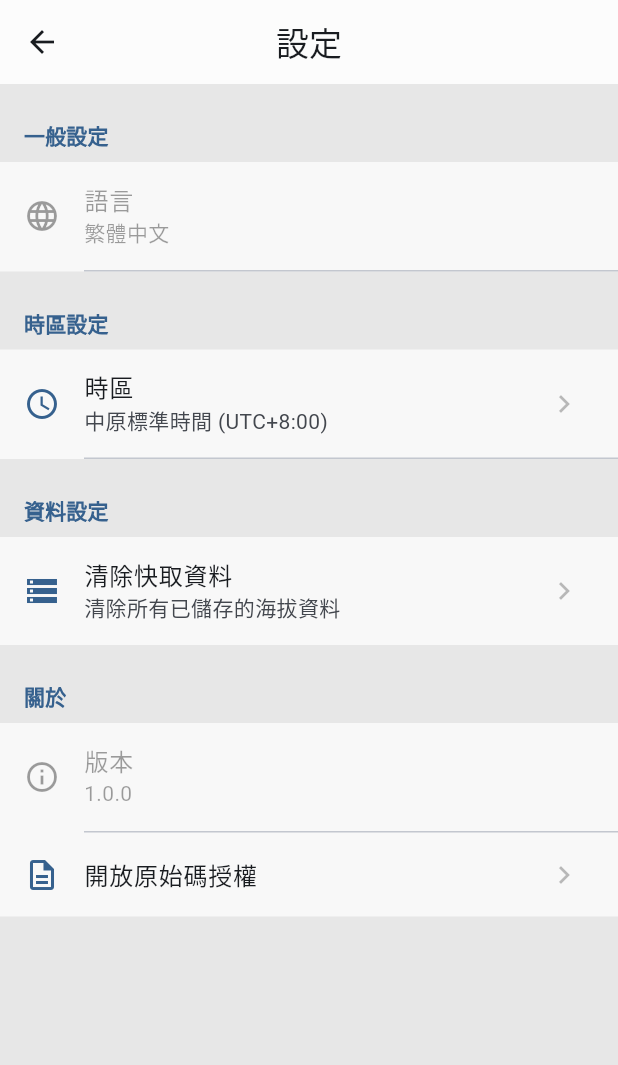
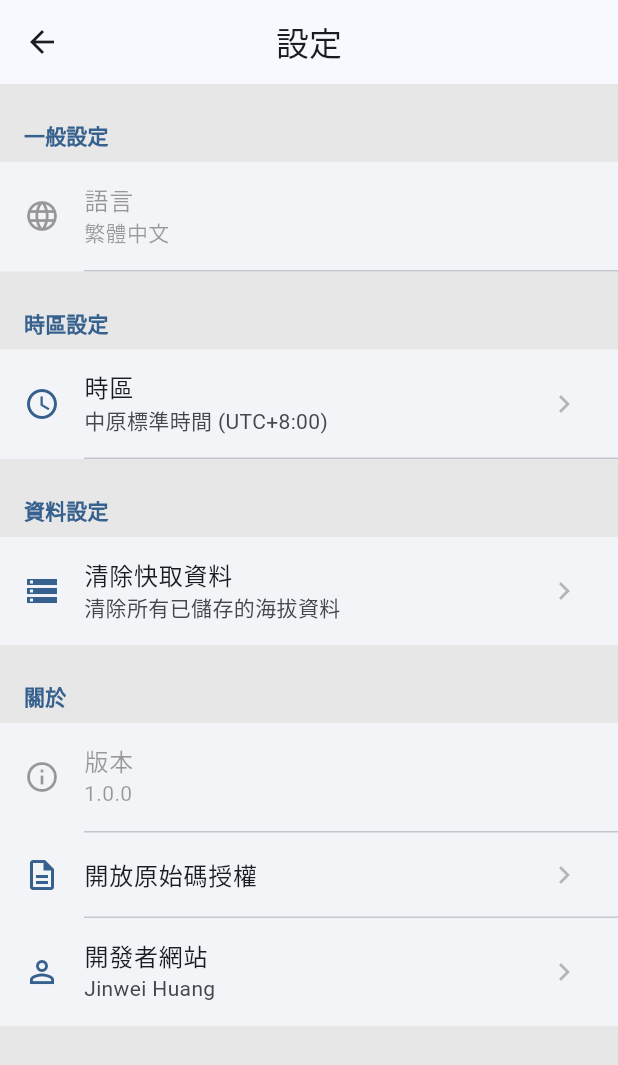
Before and after one commit to jinweihuang20/elevation_checker, a Flutter app: the SettingsScreen screen opened directly, on a phone screen of 412 x 824 dp. Shown: the top 1065 px of the screen. Run offline on Flutter 3.47's test engine with Material 3 defaults, Android fonts, the light colour scheme and no system bars; our stand-ins replace flutter_map, geolocator, latlong2, shared_preferences; accounts and stored records are empty.

Commit message:
✨ 更新：新增 URL 處理功能與 UI 優化
- 在 AndroidManifest.xml 中新增 intent-filter，以支援處理 HTTP 和 HTTPS 連結。
- 在設定畫面中新增開發者網站連結，並實作 URL 啟動功能。
- 優化設定畫面的 UI，調整顏色與佈局以符合主題設計。

```diff
--- a/lib/screens/settings_screen.dart
+++ b/lib/screens/settings_screen.dart
@@ -1,5 +1,6 @@
 import 'package:flutter/material.dart';
 import 'package:provider/provider.dart';
+import 'package:url_launcher/url_launcher.dart';
 import '../services/timezone_service.dart';
 import '../models/timezone_data.dart';
 import '../services/elevation_cache_service.dart';
@@ -40,6 +41,51 @@ class SettingsScreen extends StatelessWidget {
         ),
       ),
     );
+  }
+
+  Future<void> _launchURL(BuildContext context, String urlString) async {
+    final url = Uri.parse(urlString);
+    try {
+      if (await canLaunchUrl(url)) {
+        final result = await launchUrl(
+          url,
+          mode: LaunchMode.externalApplication,
+          webViewConfiguration: const WebViewConfiguration(
+            enableJavaScript: true,
+            enableDomStorage: true,
+          ),
+        );
+
+        if (!result) {
+          if (context.mounted) {
+            ScaffoldMessenger.of(context).showSnackBar(
+              const SnackBar(
+                content: Text('無法開啟連結：瀏覽器啟動失敗'),
+                duration: Duration(seconds: 2),
+              ),
+            );
+          }
+        }
+      } else {
+        if (context.mounted) {
+          ScaffoldMessenger.of(context).showSnackBar(
+            SnackBar(
+              content: Text('無法開啟連結：${url.toString()}'),
+              duration: const Duration(seconds: 2),
+            ),
+          );
+        }
+      }
+    } catch (e) {
+      if (context.mounted) {
+        ScaffoldMessenger.of(context).showSnackBar(
+          SnackBar(
+            content: Text('開啟連結時發生錯誤：${e.toString()}'),
+            duration: const Duration(seconds: 2),
+          ),
+        );
+      }
+    }
   }
 
   Future<void> _showClearCacheConfirmation(BuildContext context) async {
@@ -84,13 +130,13 @@ class SettingsScreen extends StatelessWidget {
     final timezoneService = context.watch<TimezoneService>();
 
     return Scaffold(
-      backgroundColor: const Color.fromARGB(255, 231, 231, 231),
       appBar: AppBar(
         title: const Text('設定'),
         centerTitle: true,
-        backgroundColor: Colors.white.withOpacity(0.89),
+        backgroundColor: Theme.of(context).appBarTheme.backgroundColor,
         elevation: 0,
       ),
+      backgroundColor: const Color.fromARGB(255, 231, 231, 231),
       body: ListView(
         children: [
           const _SettingSection(
@@ -128,18 +174,25 @@ class SettingsScreen extends StatelessWidget {
               ),
             ],
           ),
-          const _SettingSection(
+          _SettingSection(
             title: '關於',
             children: [
-              _SettingTile(
+              const _SettingTile(
                 icon: Icons.info_outline,
                 title: '版本',
                 subtitle: '1.0.0',
                 enabled: false,
               ),
-              _SettingTile(
+              const _SettingTile(
                 icon: Icons.description_outlined,
                 title: '開放原始碼授權',
+              ),
+              _SettingTile(
+                icon: Icons.person_outline,
+                title: '開發者網站',
+                subtitle: 'Jinwei Huang',
+                onTap: () =>
+                    _launchURL(context, 'https://github.com/jinwei-huang'),
                 showDivider: false,
               ),
             ],
@@ -174,8 +227,10 @@ class _SettingSection extends StatelessWidget {
                 ),
           ),
         ),
-        Container(
-          color: Colors.white.withOpacity(0.7),
+        DecoratedBox(
+          decoration: BoxDecoration(
+            color: Theme.of(context).cardColor.withOpacity(0.7),
+          ),
           child: Column(
             children: children,
           ),
```
Also changed, not shown: 1 other file.
